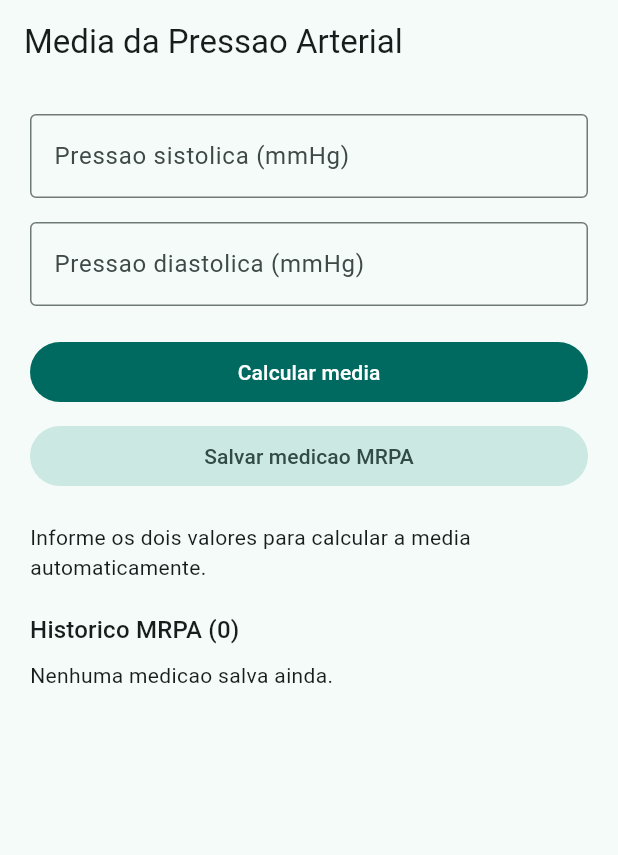
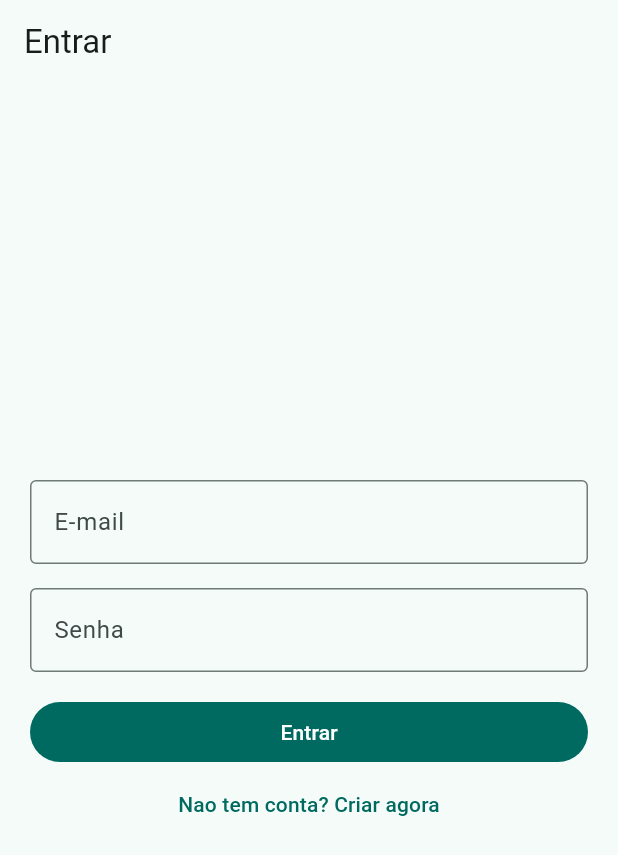
Before and after one commit to gabrielgcmr/sonnda-mobile, a Flutter app: the screen it shows after launch, on a phone screen of 412 x 824 dp. Shown: the top 855 px of the screen. Run offline on Flutter 3.47's test engine with Material 3 defaults, Android fonts, the phone set to English and light mode, and no system bars; our stand-ins replace shared_preferences, supabase_flutter; accounts and stored records are empty.

Commit message:
feat: Implement authentication flow with Supabase and create AuthPage

```diff
--- a/sonnda/lib/app.dart
+++ b/sonnda/lib/app.dart
@@ -1,5 +1,7 @@
 import 'package:flutter/material.dart';
+import 'package:supabase_flutter/supabase_flutter.dart';
 
+import 'pages/auth_page.dart';
 import 'pages/pressao_page.dart';
 
 class SonndaApp extends StatelessWidget {
@@ -13,7 +15,28 @@ class SonndaApp extends StatelessWidget {
         colorScheme: ColorScheme.fromSeed(seedColor: Colors.teal),
         useMaterial3: true,
       ),
-      home: const PressaoPage(),
+      home: const AuthGate(),
     );
   }
 }
+
+class AuthGate extends StatelessWidget {
+  const AuthGate({super.key});
+
+  @override
+  Widget build(BuildContext context) {
+    return StreamBuilder<AuthState>(
+      stream: Supabase.instance.client.auth.onAuthStateChange,
+      initialData: AuthState(AuthChangeEvent.initialSession, Supabase.instance.client.auth.currentSession),
+      builder: (context, snapshot) {
+        final session = snapshot.data?.session;
+
+        if (session != null) {
+          return const PressaoPage();
+        }
+
+        return const AuthPage();
+      },
+    );
+  }
+}
--- /dev/null
+++ b/sonnda/lib/pages/auth_page.dart
@@ -0,0 +1,169 @@
+import 'package:flutter/material.dart';
+import 'package:supabase_flutter/supabase_flutter.dart';
+
+class AuthPage extends StatefulWidget {
+  const AuthPage({super.key});
+
+  @override
+  State<AuthPage> createState() => _AuthPageState();
+}
+
+class _AuthPageState extends State<AuthPage> {
+  final _formKey = GlobalKey<FormState>();
+  final _emailController = TextEditingController();
+  final _passwordController = TextEditingController();
+
+  bool _isLogin = true;
+  bool _loading = false;
+  String? _error;
+
+  SupabaseClient get _client => Supabase.instance.client;
+
+  @override
+  void dispose() {
+    _emailController.dispose();
+    _passwordController.dispose();
+    super.dispose();
+  }
+
+  Future<void> _submit() async {
+    if (!_formKey.currentState!.validate()) {
+      return;
+    }
+
+    setState(() {
+      _loading = true;
+      _error = null;
+    });
+
+    try {
+      final email = _emailController.text.trim();
+      final password = _passwordController.text.trim();
+
+      if (_isLogin) {
+        await _client.auth.signInWithPassword(email: email, password: password);
+      } else {
+        await _client.auth.signUp(email: email, password: password);
+        if (!mounted) {
+          return;
+        }
+        ScaffoldMessenger.of(context).showSnackBar(
+          const SnackBar(
+            content: Text('Conta criada. Verifique seu e-mail para confirmar.'),
+          ),
+        );
+      }
+    } on AuthException catch (e) {
+      setState(() {
+        _error = e.message;
+      });
+    } catch (_) {
+      setState(() {
+        _error = 'Erro inesperado. Tente novamente.';
+      });
+    } finally {
+      if (mounted) {
+        setState(() {
+          _loading = false;
+        });
+      }
+    }
+  }
+
+  void _toggleMode() {
+    setState(() {
+      _isLogin = !_isLogin;
+      _error = null;
+    });
+  }
+
+  @override
+  Widget build(BuildContext context) {
+    return Scaffold(
+      appBar: AppBar(
+        title: Text(_isLogin ? 'Entrar' : 'Criar conta'),
+      ),
+      body: Center(
+        child: ConstrainedBox(
+          constraints: const BoxConstraints(maxWidth: 420),
+          child: Padding(
+            padding: const EdgeInsets.all(20),
+            child: Form(
+              key: _formKey,
+              child: Column(
+                mainAxisSize: MainAxisSize.min,
+                crossAxisAlignment: CrossAxisAlignment.stretch,
+                children: [
+                  TextFormField(
+                    controller: _emailController,
+                    keyboardType: TextInputType.emailAddress,
+                    decoration: const InputDecoration(
+                      labelText: 'E-mail',
+                      border: OutlineInputBorder(),
+                    ),
+                    validator: (value) {
+                      final v = value?.trim() ?? '';
+                      if (v.isEmpty) {
+                        return 'Informe seu e-mail.';
+                      }
+                      if (!v.contains('@')) {
+                        return 'E-mail invalido.';
+                      }
+                      return null;
+                    },
+                  ),
+                  const SizedBox(height: 16),
+                  TextFormField(
+                    controller: _passwordController,
+                    obscureText: true,
+                    decoration: const InputDecoration(
+                      labelText: 'Senha',
+                      border: OutlineInputBorder(),
+                    ),
+                    validator: (value) {
+                      final v = value?.trim() ?? '';
+                      if (v.isEmpty) {
+                        return 'Informe sua senha.';
+                      }
+                      if (v.length < 6) {
+                        return 'A senha deve ter pelo menos 6 caracteres.';
+                      }
+                      return null;
+                    },
+                  ),
+                  const SizedBox(height: 16),
+                  if (_error != null)
+                    Padding(
+                      padding: const EdgeInsets.only(bottom: 12),
+                      child: Text(
+                        _error!,
+                        style: TextStyle(
+                          color: Theme.of(context).colorScheme.error,
+                        ),
+                      ),
+                    ),
+                  FilledButton(
+                    onPressed: _loading ? null : _submit,
+                    child: Text(
+                      _loading
+                          ? 'Aguarde...'
+                          : (_isLogin ? 'Entrar' : 'Criar conta'),
+                    ),
+                  ),
+                  TextButton(
+                    onPressed: _loading ? null : _toggleMode,
+                    child: Text(
+                      _isLogin
+                          ? 'Nao tem conta? Criar agora'
+                          : 'Ja tem conta? Entrar',
+                    ),
+                  ),
+                ],
+              ),
+            ),
+          ),
+        ),
+      ),
+    );
+  }
+}
--- a/sonnda/pubspec.yaml
+++ b/sonnda/pubspec.yaml
@@ -35,6 +35,7 @@ dependencies:
   # Use with the CupertinoIcons class for iOS style icons.
   cupertino_icons: ^1.0.8
   shared_preferences: ^2.5.3
+  supabase_flutter: ^2.10.3
 
 dev_dependencies:
   flutter_test:
```
Also changed, not shown: sonnda/lib/main.dart (+9 -1 lines), sonnda/lib/pages/pressao_page.dart (+11 -1 lines), sonnda/pubspec.lock, 5 other files.
